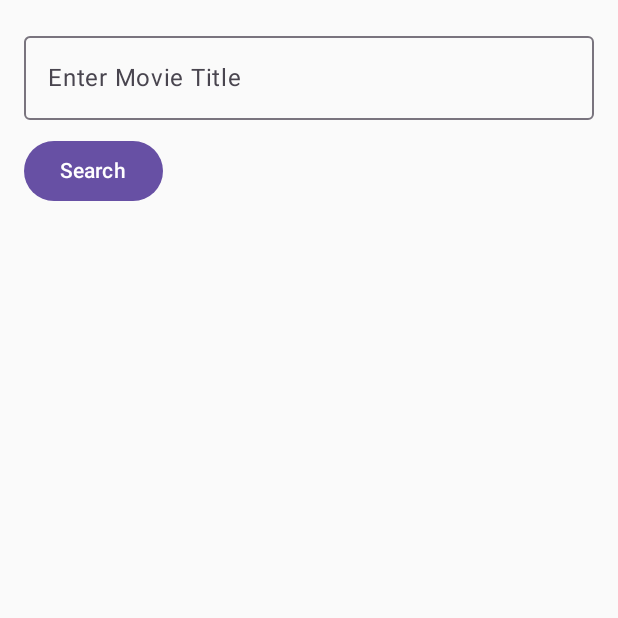
After one commit to CodeWhi5per/kotlin-Movie-Search-App, an Android app built with Jetpack Compose: the SearchByTitleScreen screen opened through its navigation route, on a phone screen of 412 x 824 dp, the top half of it. The commit adds this screen. Run offline under Robolectric (Android 15) with nearby library versions, the phone set to English and light mode, and no system bars; our stand-ins replace Room's generated code.

Commit message:
Added searchByTitleScreen

```diff
--- a/app/src/main/java/com/example/moviedatabaseapp/MainActivity.kt
+++ b/app/src/main/java/com/example/moviedatabaseapp/MainActivity.kt
@@ -8,6 +8,7 @@ import androidx.navigation.compose.rememberNavController
 import com.example.moviedatabaseapp.data.MovieDatabase
 import com.example.moviedatabaseapp.screens.MainScreen
 import com.example.moviedatabaseapp.screens.SearchActorsScreen
+import com.example.moviedatabaseapp.screens.SearchByTitleScreen
 import com.example.moviedatabaseapp.screens.SearchMovieScreen
 
 class MainActivity : ComponentActivity() {
@@ -30,6 +31,9 @@ class MainActivity : ComponentActivity() {
                 composable("searchActors") {
                     SearchActorsScreen(movieDao = movieDao, navController = navController)
                 }
+                composable("searchByTitle") {
+                    SearchByTitleScreen(navController = navController)
+                }
             }
         }
     }
--- a/app/src/main/java/com/example/moviedatabaseapp/screens/MainScreen.kt
+++ b/app/src/main/java/com/example/moviedatabaseapp/screens/MainScreen.kt
@@ -113,5 +113,8 @@ fun MainScreen(navController: NavController, movieDao: MovieDao) {
         Button(onClick = { navController.navigate("searchActors") }) {
             Text("Search for Actors")
         }
+        Button(onClick = { navController.navigate("searchByTitle") }) {
+            Text("Search Movies by Title")
+        }
     }
 }
--- /dev/null
+++ b/app/src/main/java/com/example/moviedatabaseapp/screens/SearchByTitleScreen.kt
@@ -0,0 +1,74 @@
+package com.example.moviedatabaseapp.screens
+
+import android.widget.Toast
+import androidx.compose.foundation.layout.*
+import androidx.compose.foundation.lazy.LazyColumn
+import androidx.compose.foundation.lazy.items
+import androidx.compose.material3.*
+import androidx.compose.runtime.*
+import androidx.compose.runtime.saveable.rememberSaveable
+import androidx.compose.ui.Modifier
+import androidx.compose.ui.platform.LocalContext
+import androidx.compose.ui.unit.dp
+import androidx.navigation.NavController
+import com.example.moviedatabaseapp.data.MovieApiResponse
+import com.example.moviedatabaseapp.network.searchMoviesByTitle
+import kotlinx.coroutines.launch
+
+@Composable
+fun SearchByTitleScreen(navController: NavController) {
+    var query by rememberSaveable { mutableStateOf("") }
+    var searchResults by remember { mutableStateOf<List<MovieApiResponse>>(emptyList()) }
+    val context = LocalContext.current
+    val scope = rememberCoroutineScope()
+
+    Column(
+        modifier = Modifier
+            .fillMaxSize()
+            .padding(16.dp),
+        verticalArrangement = Arrangement.Top
+    ) {
+        OutlinedTextField(
+            value = query,
+            onValueChange = { query = it },
+            label = { Text("Enter Movie Title") },
+            modifier = Modifier.fillMaxWidth()
+        )
+
+        Spacer(modifier = Modifier.height(10.dp))
+
+        Button(onClick = {
+            scope.launch {
+                if (query.isNotBlank()) {
+                    val movies = searchMoviesByTitle(query)
+                    if (movies.isNotEmpty()) {
+                        searchResults = movies
+                    } else {
+                        Toast.makeText(context, "No movies found", Toast.LENGTH_SHORT).show()
+                    }
+                } else {
+                    Toast.makeText(context, "Please enter a valid query", Toast.LENGTH_SHORT).show()
+                }
+            }
+        }) {
+            Text("Search")
+        }
+
+        Spacer(modifier = Modifier.height(20.dp))
+
+        LazyColumn {
+            items(searchResults) { movie ->
+                MovieItem(movie)
+            }
+        }
+    }
+}
+
+@Composable
+fun MovieItem(movie: MovieApiResponse) {
+    Column(modifier = Modifier.padding(8.dp)) {
+        Text("Title: ${movie.title}", style = MaterialTheme.typography.bodyLarge)
+        Text("Year: ${movie.year}", style = MaterialTheme.typography.bodyMedium)
+        Divider(modifier = Modifier.padding(vertical = 8.dp))
+    }
+}
```
Also changed, not shown: app/src/main/java/com/example/moviedatabaseapp/network/OmdbApi.kt (+41 -0 lines).
